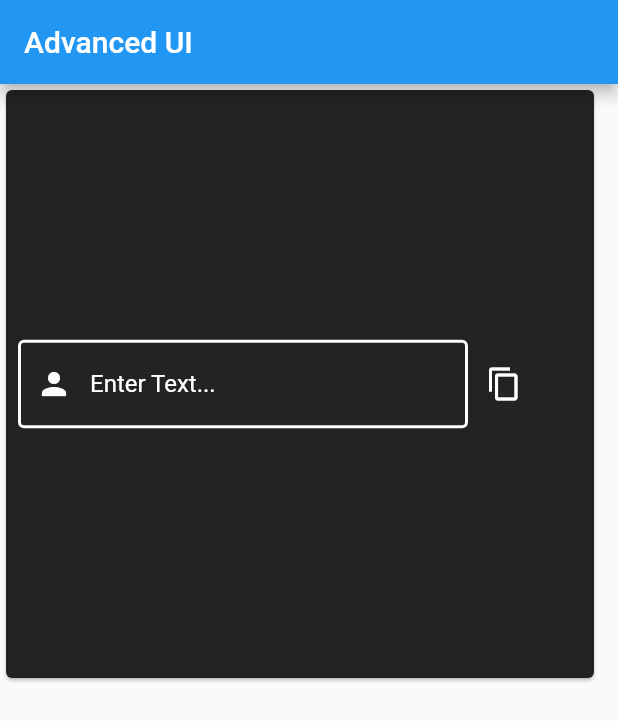
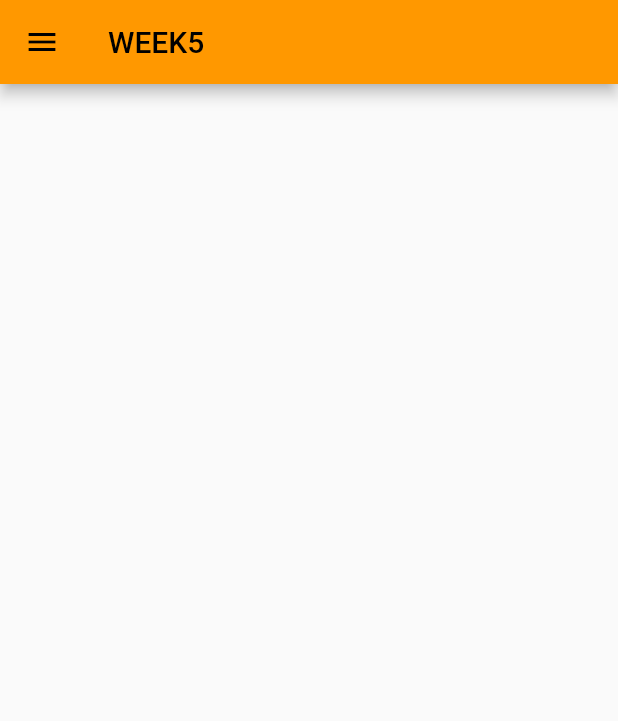
Before and after one commit to Farhan-Ali2002/BytewiseFellowshipTasks, a Flutter app: the screen it shows after launch, on a phone screen of 412 x 824 dp. Shown: the top 721 px of the screen. Run offline on Flutter 3.47's test engine with Material 2 defaults, Android fonts, the light colour scheme and no system bars; our stand-ins replace firebase_auth, firebase_core, firebase_database, fluttertoast, get, google_fonts; accounts and stored records are empty.

Commit message:
practiced some example of week5

```diff
--- a/WEEK5/bytewise_5_advanceui/lib/actions/clear_action.dart
+++ b/WEEK5/bytewise_5_advanceui/lib/examples/shortcuts/actions/clear_action.dart
@@ -9,8 +9,5 @@ class ClearAction extends Action<ClearIntent> {
   final TextEditingController clearController;
 
   @override
-  Object? invoke(covariant ClearIntent intent) {
-    clearController.clear();
-    return null;
-  }
+  void invoke(covariant ClearIntent intent) => clearController.clear();
 }
--- a/WEEK5/bytewise_5_advanceui/lib/main.dart
+++ b/WEEK5/bytewise_5_advanceui/lib/main.dart
@@ -1,5 +1,5 @@
-import 'package:bytewise_5_advanceui/actions/clear_action.dart';
 import 'package:flutter/material.dart';
+import 'screens/home5.dart';
 
 void main() {
   runApp(const MyApp());
@@ -13,83 +13,9 @@ class MyApp extends StatelessWidget {
     return MaterialApp(
       title: 'Flutter Demo',
       theme: ThemeData(
-        primarySwatch: Colors.blue,
+        primarySwatch: Colors.orange,
       ),
-      home: const MyHome(),
+      home: const Home(),
     );
   }
 }
-
-class MyHome extends StatefulWidget {
-  const MyHome({super.key});
-
-  @override
-  State<MyHome> createState() => _MyHomeState();
-}
-
-class _MyHomeState extends State<MyHome> {
-  TextEditingController clearController = TextEditingController();
-  @override
-  Widget build(BuildContext context) {
-    return Actions(
-      actions: <Type, Action<Intent>>{
-        ClearIntent: ClearAction(clearController)
-      },
-      child: SafeArea(
-        child: Scaffold(
-          appBar: AppBar(title: const Text("Advanced UI")),
-          body: Container(
-            decoration: const BoxDecoration(),
-            height: 400,
-            width: 400,
-            child: Card(
-              color: const Color.fromARGB(255, 36, 35, 35),
-              child: Padding(
-                padding: const EdgeInsets.all(8.0),
-                child: Row(
-                  children: [
-                    SizedBox(
-                      width: 300,
-                      child: TextField(
-                        style: const TextStyle(color: Colors.white),
-                        controller: clearController,
-                        decoration: const InputDecoration(
-                            prefixIcon: Icon(
-                              Icons.person,
-                              color: Color.fromARGB(255, 255, 252, 252),
-                            ),
-                            enabledBorder: OutlineInputBorder(
-                                borderSide: BorderSide(
-                                    style: BorderStyle.solid,
-                                    width: 2,
-                                    color: Color.fromARGB(255, 255, 252, 252))),
-                            border: OutlineInputBorder(
-                                borderSide: BorderSide(
-                                    style: BorderStyle.solid,
-                                    width: 2,
-                                    color: Color.fromARGB(255, 230, 228, 228))),
-                            hintText: "Enter Text...",
-                            hintStyle: TextStyle(color: Colors.white)),
-                      ),
-                    ),
-                    IconButton(
-                        enableFeedback: true,
-                        hoverColor: Colors.grey,
-                        onPressed: () {
-                          Actions.invoke<ClearIntent>(
-                              context, const ClearIntent());
-                        },
-                        icon: const Icon(
-                          Icons.copy,
-                          color: Colors.white,
-                        ))
-                  ],
-                ),
-              ),
-            ),
-          ),
-        ),
-      ),
-    );
-  }
-}
--- /dev/null
+++ b/WEEK5/bytewise_5_advanceui/lib/screens/home5.dart
@@ -0,0 +1,49 @@
+import 'package:bytewise_5_advanceui/examples/shortcuts/cart_action_ui.dart';
+import 'package:bytewise_5_advanceui/examples/typography/linechart.dart';
+import 'package:flutter/material.dart';
+import '../examples/typography/fonts_typography.dart';
+
+class Home extends StatelessWidget {
+  const Home({super.key});
+
+  @override
+  Widget build(BuildContext context) {
+    return Scaffold(
+      drawer: Drawer(
+        child: ListView(
+          children: [
+            const DrawerHeader(
+                decoration: BoxDecoration(color: Colors.orange),
+                child: Text('WEEK 5 header')),
+            ListTile(
+              title: const Text('keyboard shortcuts'),
+              onTap: () {
+                Navigator.push(context,
+                    MaterialPageRoute(builder: (context) => const Cart()));
+              },
+            ),
+            ListTile(
+              title: const Text('Fonts and Typography'),
+              onTap: () {
+                Navigator.push(
+                    context,
+                    MaterialPageRoute(
+                        builder: (context) => const TypographyFonts()));
+              },
+            ),
+            ListTile(
+              title: const Text('Line chart'),
+              onTap: () {
+                Navigator.push(context,
+                    MaterialPageRoute(builder: (context) => const LineChart()));
+              },
+            ),
+          ],
+        ),
+      ),
+      appBar: AppBar(
+        title: const Text("WEEK5"),
+      ),
+    );
+  }
+}
--- a/WEEK5/bytewise_5_advanceui/pubspec.yaml
+++ b/WEEK5/bytewise_5_advanceui/pubspec.yaml
@@ -35,6 +35,7 @@ dependencies:
   # The following adds the Cupertino Icons font to your application.
   # Use with the CupertinoIcons class for iOS style icons.
   cupertino_icons: ^1.0.2
+  google_fonts: ^4.0.3
 
 dev_dependencies:
   flutter_test:
```
Also changed, not shown: WEEK5/bytewise_5_advanceui/lib/examples/shortcuts/action_home_example.dart (added, +85 -0 lines), WEEK5/bytewise_5_advanceui/lib/examples/shortcuts/actions/increment_action.dart (added, +19 -0 lines), WEEK5/bytewise_5_advanceui/lib/examples/shortcuts/cart_action_ui.dart (added, +151 -0 lines), WEEK5/bytewise_5_advanceui/lib/examples/typography/fonts_typography.dart (added, +62 -0 lines), WEEK5/bytewise_5_advanceui/lib/examples/typography/linechart.dart (added, +37 -0 lines), WEEK5/bytewise_5_advanceui/lib/examples/typography/painter/painter.dart (added, +50 -0 lines), WEEK5/bytewise_5_advanceui/pubspec.lock, 1 other file.
